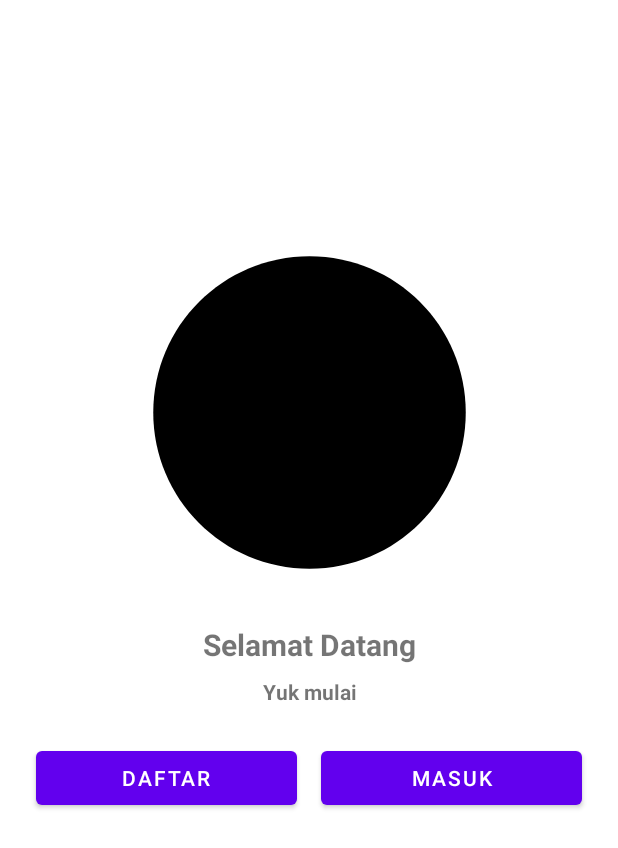
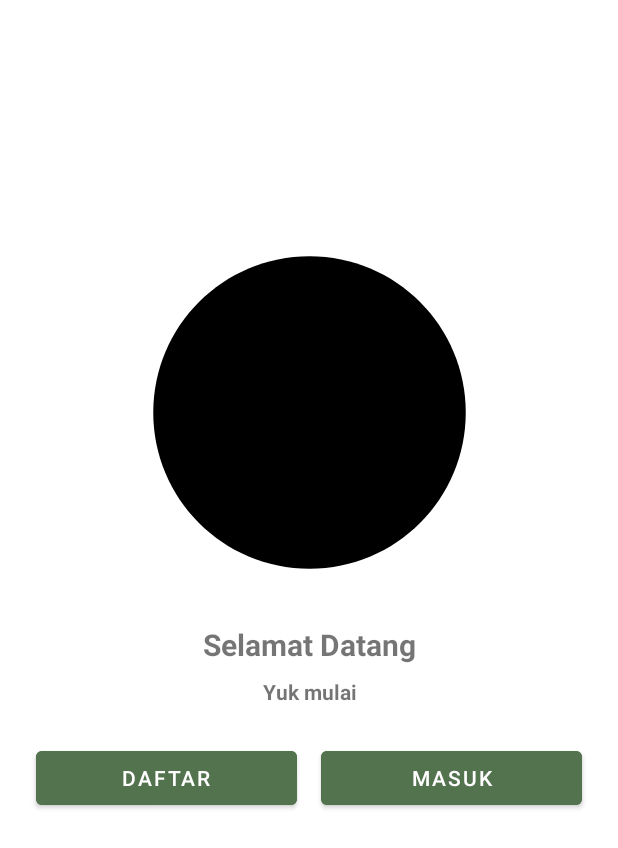
Before and after one commit to Peduli-Pangan-Bangkit-2023/Peduli-Pangan-Android, an Android app: the WelcomeActivity screen opened directly, with no data from a screen before it, on a phone screen of 412 x 824 dp. Shown: the top 848 px of the screen. Run offline under Robolectric (Android 15) with nearby library versions, the phone set to English and light mode, and no system bars.

Commit message:
fixing layout colors

```diff
--- a/app/src/main/res/layout/activity_welcome.xml
+++ b/app/src/main/res/layout/activity_welcome.xml
@@ -50,6 +50,7 @@
         android:layout_marginTop="24dp"
         android:layout_marginEnd="8dp"
         android:text="@string/register"
+        android:backgroundTint="@color/dark_green"
         app:layout_constraintEnd_toStartOf="@id/btn_login"
         app:layout_constraintStart_toStartOf="parent"
         app:layout_constraintTop_toBottomOf="@id/tv_subtitle" />
@@ -61,6 +62,7 @@
         android:layout_marginStart="8dp"
         android:layout_marginTop="24dp"
         android:layout_marginEnd="24dp"
+        android:backgroundTint="@color/dark_green"
         android:text="@string/login"
         app:layout_constraintEnd_toEndOf="parent"
         app:layout_constraintStart_toEndOf="@id/btn_register"
```
